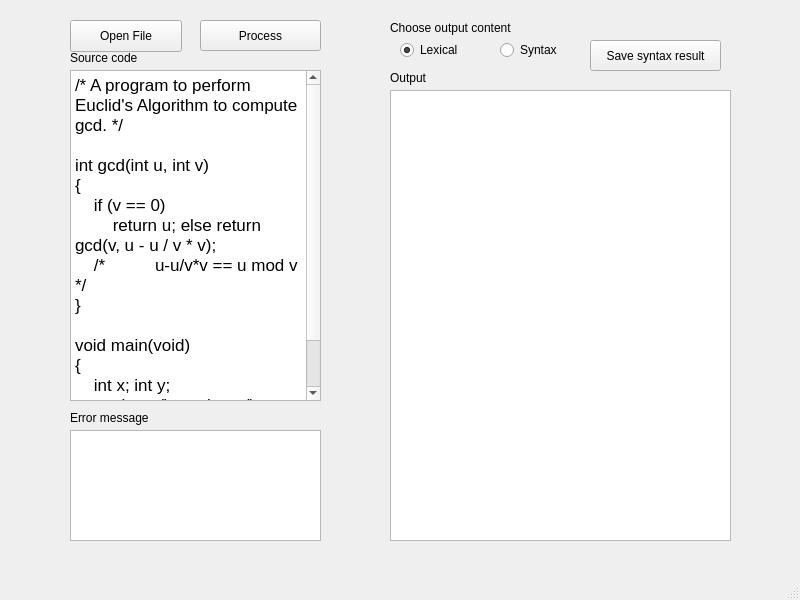
Karl-Han/CompilerProject_Qt, file mainwindow.ui: the form before one commit.
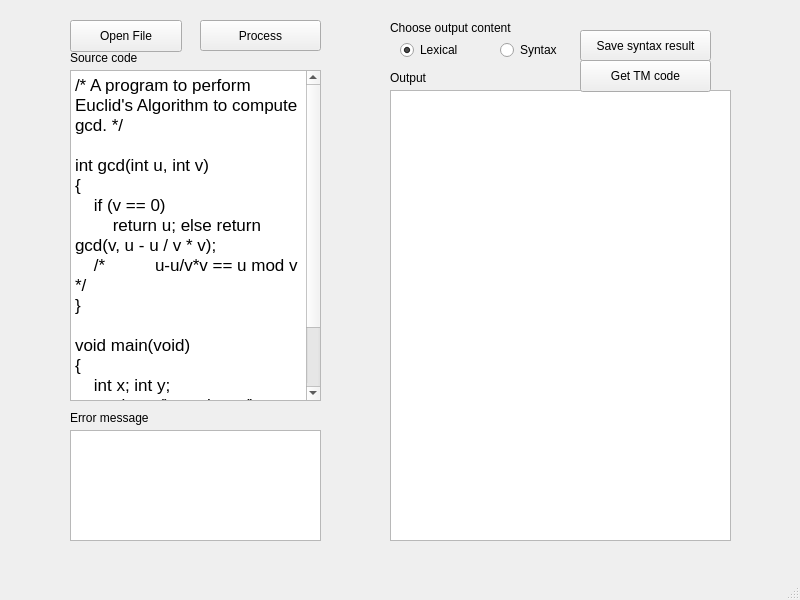
The form after the commit.

The edit to the form file:
```diff
--- a/mainwindow.ui
+++ b/mainwindow.ui
@@ -41,6 +41,7 @@
 &lt;p style=&quot; margin-top:0px; margin-bottom:0px; margin-left:0px; margin-right:0px; -qt-block-indent:0; text-indent:0px;&quot;&gt;{&lt;/p&gt;
 &lt;p style=&quot; margin-top:0px; margin-bottom:0px; margin-left:0px; margin-right:0px; -qt-block-indent:0; text-indent:0px;&quot;&gt;    int x; int y;&lt;/p&gt;
 &lt;p style=&quot; margin-top:0px; margin-bottom:0px; margin-left:0px; margin-right:0px; -qt-block-indent:0; text-indent:0px;&quot;&gt;    x = input(); y = input(); output(gcd(x, y));&lt;/p&gt;
+&lt;p style=&quot; margin-top:0px; margin-bottom:0px; margin-left:0px; margin-right:0px; -qt-block-indent:0; text-indent:0px;&quot;&gt;    return;&lt;/p&gt;
 &lt;p style=&quot; margin-top:0px; margin-bottom:0px; margin-left:0px; margin-right:0px; -qt-block-indent:0; text-indent:0px;&quot;&gt;}&lt;/p&gt;&lt;/body&gt;&lt;/html&gt;</string>
     </property>
    </widget>
@@ -84,7 +85,7 @@
 &lt;html&gt;&lt;head&gt;&lt;meta name=&quot;qrichtext&quot; content=&quot;1&quot; /&gt;&lt;style type=&quot;text/css&quot;&gt;
 p, li { white-space: pre-wrap; }
 &lt;/style&gt;&lt;/head&gt;&lt;body style=&quot; font-family:'.AppleSystemUIFont'; font-size:13pt; font-weight:400; font-style:normal;&quot;&gt;
-&lt;p style=&quot; margin-top:0px; margin-bottom:0px; margin-left:0px; margin-right:0px; -qt-block-indent:0; text-indent:0px;&quot;&gt;This is text browser&lt;/p&gt;&lt;/body&gt;&lt;/html&gt;</string>
+&lt;p style=&quot;-qt-paragraph-type:empty; margin-top:0px; margin-bottom:0px; margin-left:0px; margin-right:0px; -qt-block-indent:0; text-indent:0px;&quot;&gt;&lt;br /&gt;&lt;/p&gt;&lt;/body&gt;&lt;/html&gt;</string>
     </property>
    </widget>
    <widget class="QRadioButton" name="radioButton">
@@ -139,8 +140,8 @@
    <widget class="QPushButton" name="pushButton">
     <property name="geometry">
      <rect>
-      <x>590</x>
-      <y>40</y>
+      <x>580</x>
+      <y>30</y>
       <width>131</width>
       <height>31</height>
      </rect>
@@ -201,6 +202,19 @@
      <string>Choose output content</string>
     </property>
    </widget>
+   <widget class="QPushButton" name="pushButton_4">
+    <property name="geometry">
+     <rect>
+      <x>580</x>
+      <y>60</y>
+      <width>131</width>
+      <height>32</height>
+     </rect>
+    </property>
+    <property name="text">
+     <string>Get TM code</string>
+    </property>
+   </widget>
   </widget>
   <widget class="QMenuBar" name="menubar">
    <property name="geometry">
```
Left out of the diff: 3 changed lines with no effect on the pictures.
